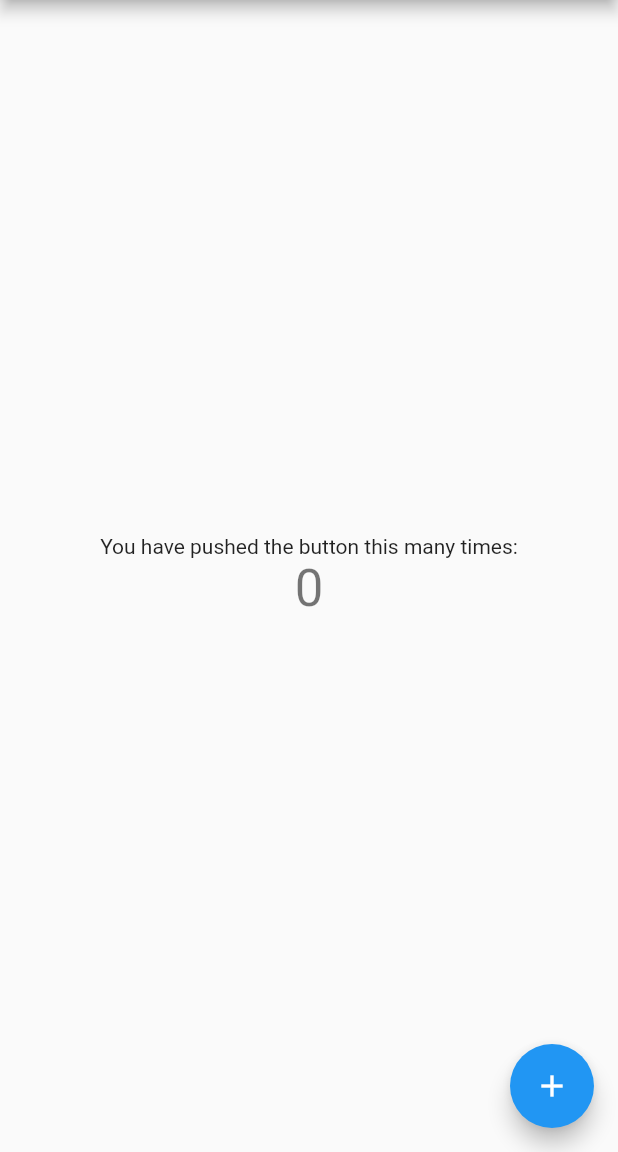
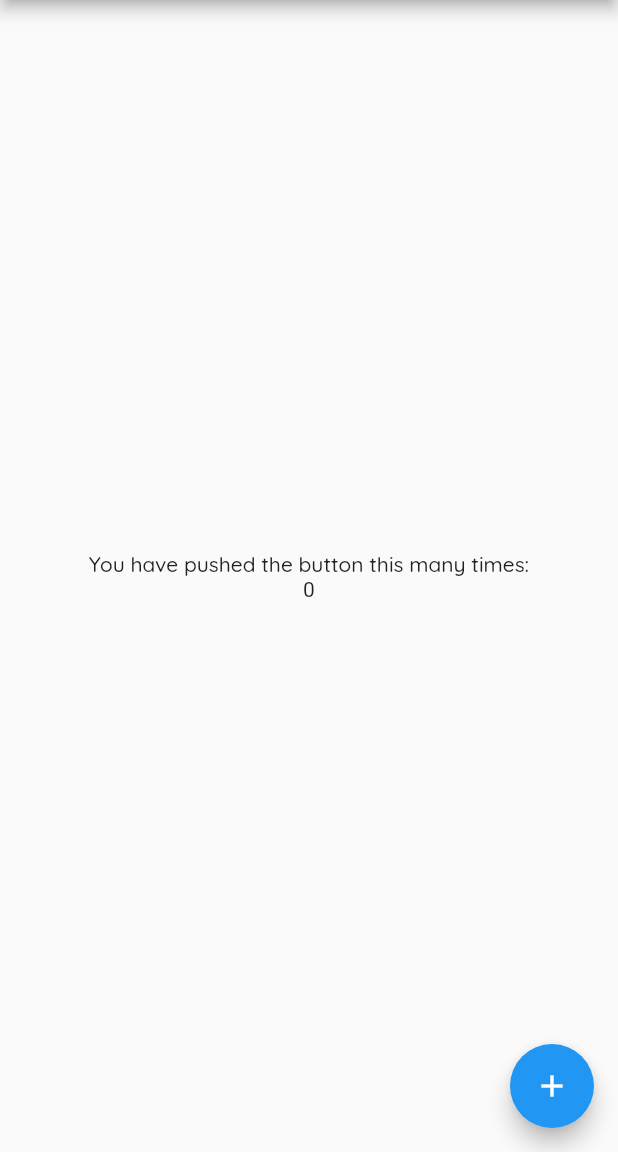
Before and after one commit to Andrei250/CovidHelperV2.0, a Flutter app: the screen it shows after launch, on a phone screen of 412 x 824 dp, the part 84-1236 px from its top. Run offline on Flutter 3.47's test engine with Material 2 defaults, Android fonts, the phone set to English and light mode, and no system bars.

Commit message:
created app_theme file

```diff
--- a/lib/main.dart
+++ b/lib/main.dart
@@ -1,4 +1,5 @@
 import 'package:flutter/material.dart';
+import 'package:covidhelper_v2/utils/app_theme.dart';
 
 void main() {
   runApp(MyApp());
@@ -97,12 +98,10 @@ class _MyHomePageState extends State<MyHomePage> {
           // horizontal).
           mainAxisAlignment: MainAxisAlignment.center,
           children: <Widget>[
-            Text(
-              'You have pushed the button this many times:',
-            ),
+            Text('You have pushed the button this many times:',
+                style: TextStyle(fontFamily: 'Quicksand')),
             Text(
               '$_counter',
-              style: Theme.of(context).textTheme.headline4,
             ),
           ],
         ),
```
Also changed, not shown: lib/utils/app_theme.dart (added, +25 -0 lines), pubspec.yaml (+5 -12 lines), fonts/Quicksand-Bold.ttf (added), fonts/Quicksand-Light.ttf (added), fonts/Quicksand-Medium.ttf (added), fonts/Quicksand-Regular.ttf (added), fonts/Quicksand-SemiBold.ttf (added), pubspec.lock, 1 other file.
